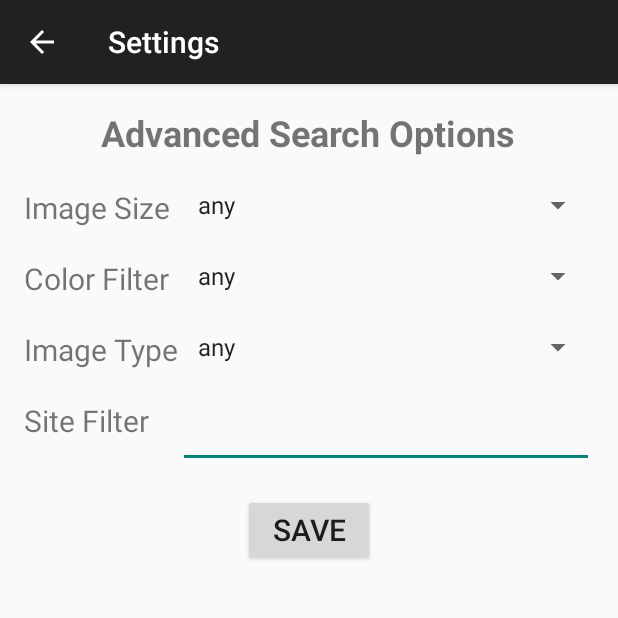
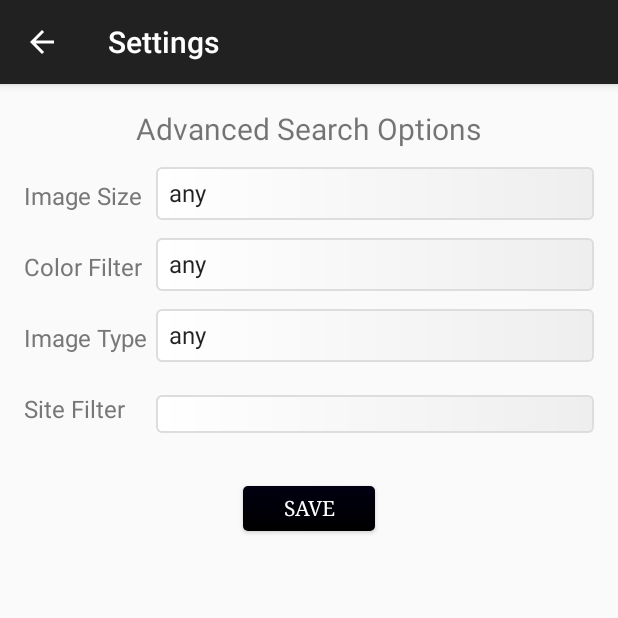
Before and after one commit to rajnee/android, an Android app: the screen it shows after launch (SettingsActivity), after a tap on "Settings", on a phone screen of 412 x 824 dp, the top half of it. Run offline under Robolectric (Android 15) with nearby library versions, the phone set to English and light mode, and no system bars; pictures from the network do not load.

Commit message:
did some styling changes

```diff
--- /dev/null
+++ b/GridImageSearch/app/src/main/res/drawable-xxhdpi/shape_fancy_button.xml
@@ -0,0 +1,6 @@
+<?xml version="1.0" encoding="utf-8"?>
+<shape xmlns:android="http://schemas.android.com/apk/res/android" android:shape="rectangle">
+    <corners android:radius="3dp"></corners>
+    <padding android:left="1dp" android:bottom="1dp"></padding>
+    <gradient android:angle="90" android:startColor="#000000" android:endColor="#000011"></gradient>
+</shape>
--- /dev/null
+++ b/GridImageSearch/app/src/main/res/drawable-xxhdpi/shape_fancy_spinner.xml
@@ -0,0 +1,8 @@
+<?xml version="1.0" encoding="utf-8"?>
+<shape xmlns:android="http://schemas.android.com/apk/res/android" android:shape="rectangle">
+    <corners android:radius="3dp"></corners>
+    <padding android:left="1dp" android:bottom="1dp"></padding>
+    <gradient android:angle="0" android:startColor="#FFFFFF" android:endColor="#EEEEEE"></gradient>
+    <stroke android:color="#DDDDDD" android:width="1dp"></stroke>
+    <size android:height="35dip"></size>
+</shape>
--- /dev/null
+++ b/GridImageSearch/app/src/main/res/drawable/shape_fancy_text.xml
@@ -0,0 +1,7 @@
+<?xml version="1.0" encoding="utf-8"?>
+<shape xmlns:android="http://schemas.android.com/apk/res/android" android:shape="rectangle">
+    <corners android:radius="3dp"></corners>
+    <padding android:left="1dp" android:bottom="1dp"></padding>
+    <gradient android:angle="0" android:startColor="#FFFFFF" android:endColor="#EEEEEE"></gradient>
+    <stroke android:color="#DDDDDD" android:width="1dp"></stroke>
+</shape>
--- a/GridImageSearch/app/src/main/res/layout/activity_search.xml
+++ b/GridImageSearch/app/src/main/res/layout/activity_search.xml
@@ -1,6 +1,7 @@
 <RelativeLayout xmlns:android="http://schemas.android.com/apk/res/android"
     xmlns:tools="http://schemas.android.com/tools" android:layout_width="match_parent"
     android:layout_height="match_parent"
+    android:padding="1dp"
     tools:context="com.example.rneel.gridimagesearch.view.SearchActivity">
 
 
@@ -12,16 +13,20 @@
         android:layout_alignParentLeft="true"
         android:layout_alignParentStart="true"
         android:hint="@string/hint_search_text"
+        android:layout_marginRight="1dp"
+        android:singleLine="true"
+        android:layout_marginTop="1dp"
+        android:background="@drawable/shape_fancy_text"
         android:layout_toLeftOf="@+id/btnSearch"
         android:layout_toStartOf="@+id/btnSearch"
         android:layout_alignBottom="@+id/btnSearch" />
 
     <Button
-        android:layout_width="wrap_content"
-        android:layout_height="wrap_content"
+        style="@style/WhiteOnBlackButton"
         android:text="@string/btn_search"
         android:id="@+id/btnSearch"
         android:onClick="onSearchForImage"
+        android:layout_marginTop="1dp"
         android:layout_alignParentTop="true"
         android:layout_alignParentRight="true"
         android:layout_alignParentEnd="true" />
--- a/GridImageSearch/app/src/main/res/layout/activity_settings.xml
+++ b/GridImageSearch/app/src/main/res/layout/activity_settings.xml
@@ -15,8 +15,8 @@
         android:id="@+id/lblAdvancedSearch"
         android:layout_alignParentTop="true"
         android:layout_centerHorizontal="true"
-        android:textSize="24sp"
-        android:textStyle="bold" />
+        android:textSize="20sp"
+         />
 
     <TextView
         android:layout_width="wrap_content"
@@ -26,8 +26,8 @@
         android:layout_below="@+id/lblAdvancedSearch"
         android:layout_alignParentLeft="true"
         android:layout_alignParentStart="true"
-        android:textSize="20sp"
-        android:layout_marginTop="20dp" />
+        style="@style/MentionText"
+         />
 
     <TextView
         android:layout_width="wrap_content"
@@ -37,8 +37,8 @@
         android:layout_below="@+id/lblImageSize"
         android:layout_alignParentLeft="true"
         android:layout_alignParentStart="true"
-        android:textSize="20sp"
-        android:layout_marginTop="20dp" />
+        style="@style/MentionText"
+         />
 
     <TextView
         android:layout_width="wrap_content"
@@ -48,8 +48,8 @@
         android:layout_below="@+id/lblColorFilter"
         android:layout_alignParentLeft="true"
         android:layout_alignParentStart="true"
-        android:textSize="20sp"
-        android:layout_marginTop="20dp" />
+        style="@style/MentionText"
+         />
 
     <TextView
         android:layout_width="wrap_content"
@@ -59,61 +59,50 @@
         android:layout_below="@+id/lblImageType"
         android:layout_alignParentLeft="true"
         android:layout_alignParentStart="true"
-        android:textSize="20sp"
-        android:layout_marginTop="20dp" />
+        style="@style/MentionText"
+         />
 
     <Button
-        android:layout_width="wrap_content"
-        android:layout_height="wrap_content"
         android:text="@string/btn_save"
         android:id="@+id/btnSave"
         android:layout_below="@+id/lblSiteFilter"
         android:layout_centerHorizontal="true"
+        style="@style/WhiteOnBlackButton"
         android:layout_marginTop="35dp"
         android:onClick="onSaveClick"
-        android:textSize="20sp" />
-
-    <Spinner
-        android:layout_width="wrap_content"
-        android:layout_height="wrap_content"
-        android:id="@+id/spinnerImageSize"
-        android:entries="@array/image_size_array"
-        android:paddingLeft="5dp"
-        android:layout_alignTop="@+id/lblImageSize"
-        android:layout_toRightOf="@+id/lblImageType"
-        android:layout_alignParentRight="true"
-     />
-
-    <Spinner
-        android:layout_width="wrap_content"
-        android:layout_height="wrap_content"
-        android:id="@+id/spinnerColorFilter"
-        android:entries="@array/image_color_array"
-        android:paddingLeft="5dp"
-        android:layout_alignTop="@+id/lblColorFilter"
-        android:layout_toRightOf="@+id/lblImageType"
-        android:layout_alignParentRight="true"
         />
 
     <Spinner
-        android:layout_width="wrap_content"
-        android:layout_height="wrap_content"
-        android:id="@+id/spinnerImageType"
-        android:entries="@array/image_type_array"
-        android:paddingLeft="5dp"
-        android:layout_alignTop="@+id/lblImageType"
+        android:id="@+id/spinnerImageSize"
+        style="@style/SettingSpinner"
+        android:entries="@array/image_size_array"
         android:layout_toRightOf="@+id/lblImageType"
         android:layout_alignParentRight="true"
-        />
+        android:layout_alignBottom="@+id/lblImageSize" />
+
+    <Spinner
+        android:id="@+id/spinnerColorFilter"
+        style="@style/SettingSpinner"
+        android:entries="@array/image_color_array"
+        android:layout_toRightOf="@+id/lblImageType"
+        android:layout_alignParentRight="true"
+        android:layout_alignBottom="@+id/lblColorFilter" />
+
+    <Spinner
+        android:id="@+id/spinnerImageType"
+        style="@style/SettingSpinner"
+        android:entries="@array/image_type_array"
+        android:layout_toRightOf="@+id/lblImageType"
+        android:layout_alignParentRight="true"
+        android:layout_alignBottom="@+id/lblImageType" />
 
     <EditText
         android:layout_width="wrap_content"
         android:layout_height="wrap_content"
         android:id="@+id/etSiteFilter"
-        android:paddingLeft="5dp"
-        android:layout_alignTop="@+id/lblSiteFilter"
-        android:layout_toRightOf="@+id/lblImageType"
+        android:background="@drawable/shape_fancy_text"
         android:layout_alignParentRight="true"
-     />
+        android:layout_alignBottom="@+id/lblSiteFilter"
+        android:layout_alignLeft="@+id/spinnerImageType" />
 
 </RelativeLayout>
--- a/GridImageSearch/app/src/main/res/layout/image_layout.xml
+++ b/GridImageSearch/app/src/main/res/layout/image_layout.xml
@@ -17,6 +17,7 @@
         android:layout_height="wrap_content"
         android:text="@string/txt_image_title"
         android:textSize="10sp"
+        android:textColor="#888888"
         android:id="@+id/tvTitle"
         android:layout_below="@+id/ivPicture"
         android:layout_alignParentLeft="true"
--- a/GridImageSearch/app/src/main/res/values/styles.xml
+++ b/GridImageSearch/app/src/main/res/values/styles.xml
@@ -1,4 +1,4 @@
-<resources>
+<resources xmlns:android="http://schemas.android.com/apk/res/android">
 
     <!-- Base application theme. -->
     <!--<style name="AppTheme" parent="Theme.AppCompat.Light.DarkActionBar">-->
@@ -6,4 +6,33 @@
         <!-- Customize your theme here. -->
     </style>
 
+    <style name="WhiteOnBlackButton" parent="Widget.AppCompat.Light.Base.ActionButton">
+        <item name="android:background">@drawable/shape_fancy_button</item>
+        <item name="android:textColor">#FFFFFF</item>
+        <item name="android:layout_width">wrap_content</item>
+        <item name="android:layout_height">wrap_content</item>
+        <item name="android:minHeight">30dip</item>
+        <item name="android:textSize">14sp</item>
+        <item name="android:typeface">serif</item>
+    </style>
+
+    <style name="MentionText" parent="TextAppearance.AppCompat.Light.Base.SearchResult">
+        <item name="android:textSize">16sp</item>
+        <item name="android:textColor">#777777</item>
+        <item name="android:layout_marginTop">20dp</item>
+        <item name="android:paddingBottom">5dp</item>
+    </style>
+
+    <style name="SettingSpinner" parent="">
+        <item name="android:layout_width">wrap_content</item>
+        <item name="android:layout_height">wrap_content</item>
+        <item name="android:textSize">16sp</item>
+        <item name="android:textColor">#777777</item>
+        <item name="android:layout_marginTop">20dp</item>
+        <item name="android:background">@drawable/shape_fancy_spinner</item>
+        <item name="android:drawableRight">@drawable/ic_triangle</item>
+        <item name="android:layout_marginLeft">5dp</item>
+    </style>
+
+
 </resources>
```
Also changed, not shown: GridImageSearch/app/src/main/res/drawable-xxhdpi/ic_triangle.png (added), 4 other files.
